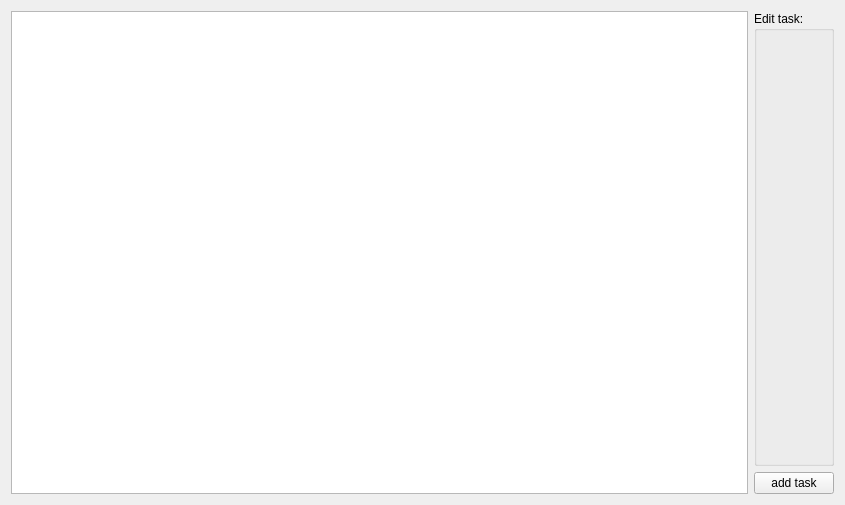
ubi-agni/stack_of_tasks, file python/stack_of_tasks/ui/assets/ui_files/TaskHierachy.ui: the form before one commit.
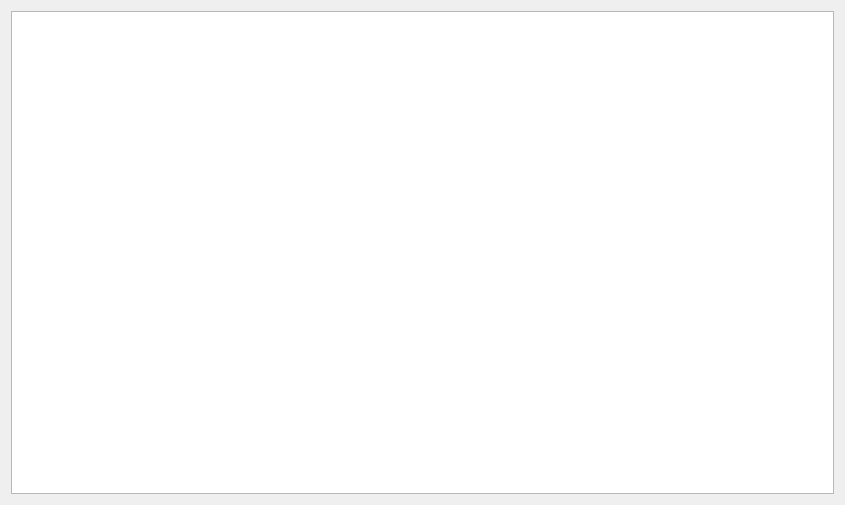
The form after the commit. Custom widgets are drawn as their Qt base class.

Commit message: Add trait-baseed property-tree

Diff of the .ui file:
```diff
--- a/python/stack_of_tasks/ui/assets/ui_files/TaskHierachy.ui
+++ b/python/stack_of_tasks/ui/assets/ui_files/TaskHierachy.ui
@@ -13,36 +13,17 @@
   <property name="windowTitle">
    <string>Form</string>
   </property>
-  <layout class="QHBoxLayout" name="main_layout">
+  <layout class="QVBoxLayout" name="verticalLayout">
    <item>
-    <widget class="QTreeView" name="treeView"/>
-   </item>
-   <item>
-    <layout class="QVBoxLayout" name="editor_layout">
-     <item>
-      <widget class="EditorGroupBox" name="edit_task">
-       <property name="title">
-        <string>Edit task:</string>
-       </property>
-      </widget>
-     </item>
-     <item>
-      <widget class="QPushButton" name="addTask">
-       <property name="text">
-        <string>add task</string>
-       </property>
-      </widget>
-     </item>
-    </layout>
+    <widget class="SOT_View" name="treeView"/>
    </item>
   </layout>
  </widget>
  <customwidgets>
   <customwidget>
-   <class>EditorGroupBox</class>
-   <extends>QGroupBox</extends>
-   <header>stack_of_tasks.ui.widgets.has_trait_widgets</header>
-   <container>1</container>
+   <class>SOT_View</class>
+   <extends>QTreeView</extends>
+   <header>stack_of_tasks.ui.property_tree.prop_tree</header>
   </customwidget>
  </customwidgets>
  <resources/>
```
The commit also changes 25 other files.
